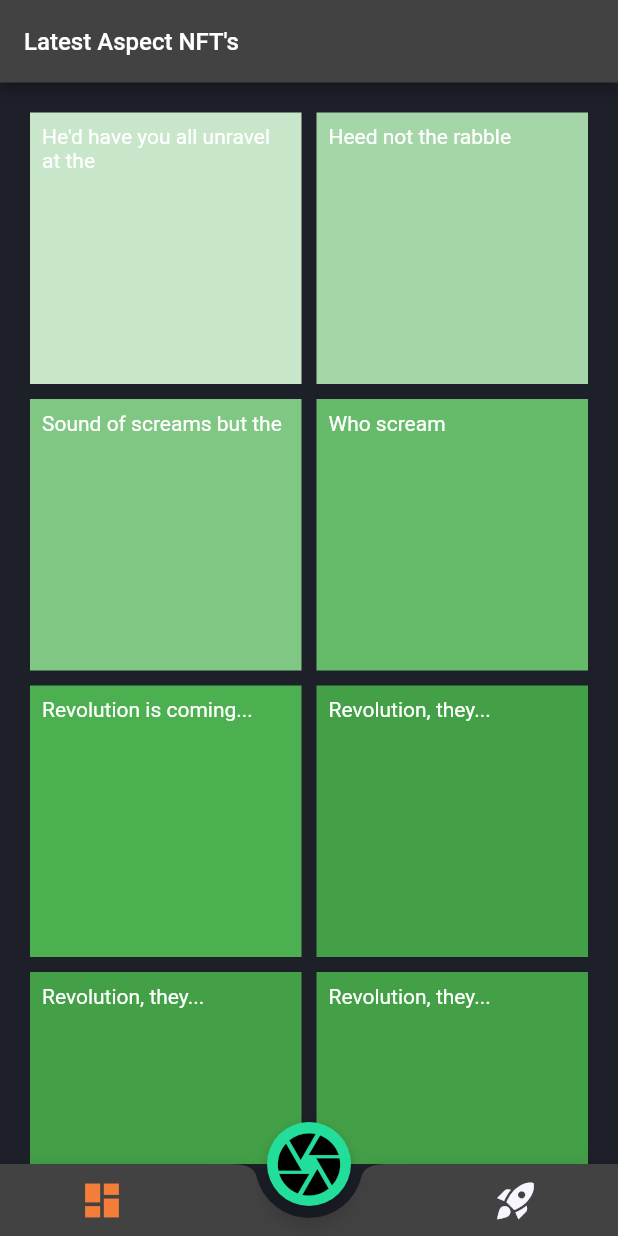
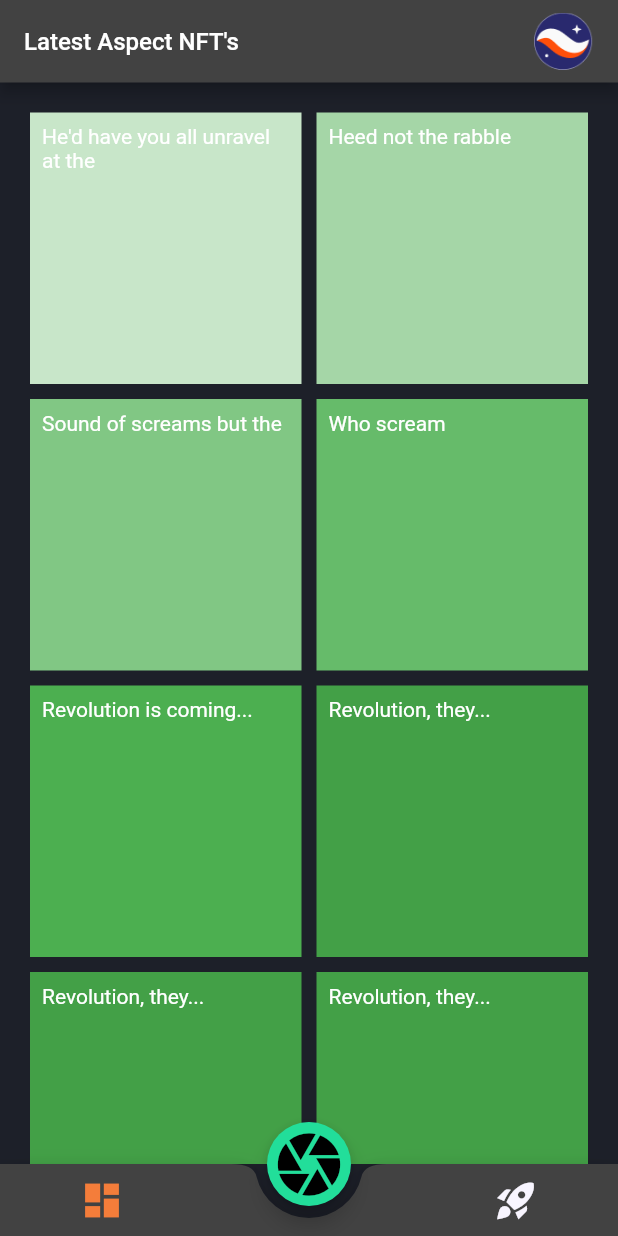
Before and after one commit to gabsn/aspect-mobile-app, a Flutter app: the screen it shows after launch, on a phone screen of 412 x 824 dp. Run offline on Flutter 3.47's test engine with Material 2 defaults, Android fonts, the phone set to English and light mode, and no system bars; our stand-ins replace camera, get_it.

Commit message:
- NFT Details Screen Skeleton - Staknet Logo in AppBar - Testing Aspect API

```diff
--- a/lib/model/services/service_locator.dart
+++ b/lib/model/services/service_locator.dart
@@ -11,6 +11,7 @@ import 'package:get_it/get_it.dart';
 
 ///Services
 import 'package:aspect_mobile_app/model/services/camera_service/camera_service.dart';
+import 'package:aspect_mobile_app/model/services/aspect_api_services/aspect_api_services.dart';
 
 /// Imports ------------------------------------------
 
@@ -18,8 +19,11 @@ final getIt = GetIt.instance;
 
 void setupGetIt() {
   try {
-    //Logging Service
+    //Camera Service
     getIt.registerLazySingleton<CameraService>(() => CameraService());
+
+    //Aspect API Service
+    getIt.registerLazySingleton<AspectAPIService>(() => AspectAPIService());
   } catch (e) {
     throw Exception(e.toString());
   }
--- a/lib/view/screens/home/home_screen.dart
+++ b/lib/view/screens/home/home_screen.dart
@@ -7,6 +7,7 @@
 ///
 /// Imports ------------------------------------------
 /// External
+import 'package:aspect_mobile_app/model/services/aspect_api_services/aspect_api_services.dart';
 import 'package:flutter/material.dart';
 import 'package:provider/provider.dart';
 
@@ -15,6 +16,9 @@ import 'package:aspect_mobile_app/view_model/screens_view_model.dart';
 
 /// View
 import 'package:aspect_mobile_app/view/widgets/appbar_widget.dart';
+
+///Model
+import 'package:aspect_mobile_app/model/services/service_locator.dart';
 
 ///Model
 
@@ -43,7 +47,7 @@ class _HomeScreenState extends State<HomeScreen> {
       return WillPopScope(
         onWillPop: () async => false,
         child: Consumer<ScreensChangeNotifier>(
-          builder: (context, gameDataManager, _) {
+          builder: (context, screenChangeNotifier, _) {
             return Scaffold(
               appBar: const AppBarWidget(
                 title: 'Latest Aspect NFT\'s',
@@ -60,11 +64,26 @@ class _HomeScreenState extends State<HomeScreen> {
                           mainAxisSpacing: 10,
                           crossAxisCount: 2,
                           children: <Widget>[
-                            Container(
-                              padding: const EdgeInsets.all(8),
-                              color: Colors.green[100],
-                              child: const Text(
-                                  "He'd have you all unravel at the"),
+                            InkWell(
+                              child: Container(
+                                padding: const EdgeInsets.all(8),
+                                color: Colors.green[100],
+                                child: const Text(
+                                    "He'd have you all unravel at the"),
+                              ),
+                              onTap: () async {
+                                try {
+                                  //call Aspect Service to get NFT's
+                                  final NFTAssets =
+                                      await getIt<AspectAPIService>()
+                                          .getAspectAssets(limit: 10);
+
+                                  print(NFTAssets.toString());
+                                } catch (e) {
+                                  // If an error occurs, log the error to the console.
+                                  print(e);
+                                }
+                              },
                             ),
                             Container(
                               padding: const EdgeInsets.all(8),
@@ -117,3 +136,7 @@ class _HomeScreenState extends State<HomeScreen> {
     }
   }
 }
+
+/*
+
+ */
--- a/lib/view/widgets/appbar_widget.dart
+++ b/lib/view/widgets/appbar_widget.dart
@@ -28,19 +28,21 @@ class AppBarWidget extends StatelessWidget with PreferredSizeWidget {
       return PreferredSize(
         preferredSize: const Size.fromHeight(50.0),
         child: AppBar(
-          title: Text(
-            title,
-            style: const TextStyle(fontSize: 16),
+          title: Row(
+            mainAxisAlignment: MainAxisAlignment.spaceBetween,
+            children: [
+              Text(
+                title,
+                style: const TextStyle(fontSize: 16),
+              ),
+              const Image(
+                image: AssetImage('images/starknet_logo_small.png'),
+                width: 40,
+                height: 40,
+              ),
+            ],
           ),
           automaticallyImplyLeading: false,
-/*          actions: [
-            IconButton(
-              onPressed: () {},
-              icon: const Icon(Icons.sailing),
-              color: kStyleGuideColorWhite,
-              iconSize: 20,
-            )
-          ],*/
         ),
       );
     } catch (e) {
--- a/pubspec.yaml
+++ b/pubspec.yaml
@@ -39,6 +39,7 @@ dependencies:
   path_provider: ^2.0.11
   path: ^1.8.1
   get_it: ^7.2.0
+  http: ^0.13.4
 
 dev_dependencies:
   flutter_test:
@@ -63,8 +64,8 @@ flutter:
   uses-material-design: true
 
   # To add assets to your application, add an assets section, like this:
-  # assets:
-  #   - images/a_dot_burr.jpeg
+  assets:
+     - images/
   #   - images/a_dot_ham.jpeg
 
   # An image asset can refer to one or more resolution-specific "variants", see
```
Also changed, not shown: lib/model/services/aspect_api_services/aspect_api_services.dart (added, +29 -0 lines), lib/view/screens/camera/camera_screen.dart (+7 -20 lines), lib/view/screens/camera/display_image_screen.dart (added, +19 -0 lines), lib/view/screens/nft/nft_collection_screen.dart (+24 -7 lines), lib/view/screens/nft/nft_details_screen.dart (added, +18 -0 lines), images/starknet_logo_small.png (added), pubspec.lock.
